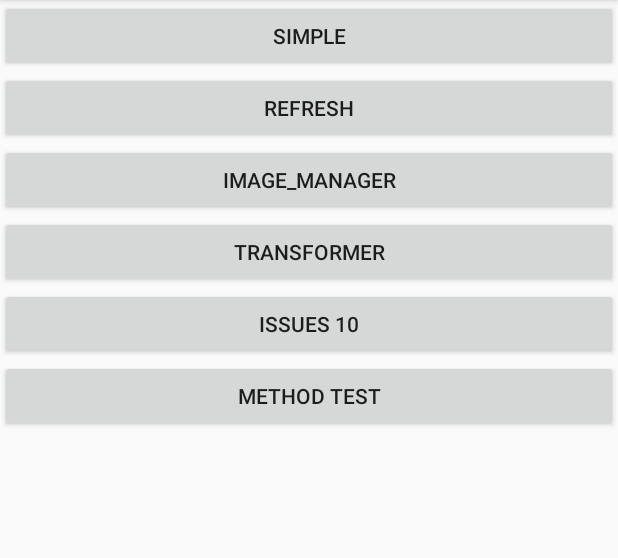
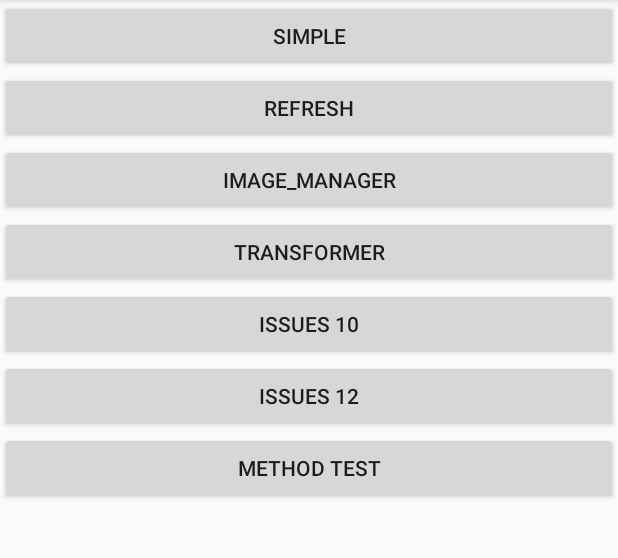
Before and after one commit to 7449/BannerLayout, an Android app: the screen it shows after launch (MainActivity), on a phone screen of 412 x 824 dp, the part 84-642 px from its top. Run offline under Robolectric (Android 15) with nearby library versions, the phone set to English and light mode, and no system bars; libraries missing offline, so code that uses them is left out: com.facebook.drawee, com.nostra13.universalimageloader; 2 statements that could not run were skipped.

Commit message:
update #12 issues

```diff
--- a/app/src/main/AndroidManifest.xml
+++ b/app/src/main/AndroidManifest.xml
@@ -24,6 +24,7 @@
         <activity android:name=".simple.TransformerActivity" />
         <activity android:name=".simple.MethodTestActivity" />
         <activity android:name=".simple.issues.Issues10Activity" />
+        <activity android:name=".simple.issues.Issues12Activity" />
     </application>
 
 </manifest>
--- a/app/src/main/java/com/bannersimple/simple/issues/Issues10Activity.java
+++ b/app/src/main/java/com/bannersimple/simple/issues/Issues10Activity.java
@@ -54,7 +54,7 @@ public class Issues10Activity extends AppCompatActivity {
     @Override
     protected void onCreate(@Nullable Bundle savedInstanceState) {
         super.onCreate(savedInstanceState);
-        setContentView(R.layout.activity_issues);
+        setContentView(R.layout.activity_issues_10);
         bannerLayout = (BannerLayout) findViewById(R.id.banner);
         bannerlnstagram = (BannerLayout) findViewById(R.id.banner_lnstagram);
         linearLayout = (LinearLayout) findViewById(R.id.ll_view);
--- /dev/null
+++ b/app/src/main/res/layout/activity_issues_12.xml
@@ -0,0 +1,5 @@
+<?xml version="1.0" encoding="utf-8"?>
+<com.bannerlayout.widget.BannerLayout xmlns:android="http://schemas.android.com/apk/res/android"
+    android:id="@+id/issues_12_banner"
+    android:layout_width="match_parent"
+    android:layout_height="match_parent" />
--- a/app/src/main/res/layout/activity_main.xml
+++ b/app/src/main/res/layout/activity_main.xml
@@ -35,6 +35,12 @@
         android:text="issues 10" />
 
     <android.support.v7.widget.AppCompatButton
+        android:id="@+id/btn_issues_12"
+        android:layout_width="match_parent"
+        android:layout_height="wrap_content"
+        android:text="issues 12" />
+
+    <android.support.v7.widget.AppCompatButton
         android:id="@+id/btn_method_test"
         android:layout_width="match_parent"
         android:layout_height="wrap_content"
--- a/gradle.properties
+++ b/gradle.properties
@@ -13,6 +13,4 @@
 # http://www.gradle.org/docs/current/userguide/multi_project_builds.html#sec:decoupled_projects
 # org.gradle.parallel=true
 #Tue Jul 25 21:14:48 CST 2017
-systemProp.http.proxyHost=127.0.0.1
 org.gradle.jvmargs=-Xmx1536m
-systemProp.http.proxyPort=1080
```
Also changed, not shown: app/src/main/java/com/bannersimple/MainActivity.java (+9 -0 lines), app/src/main/java/com/bannersimple/simple/issues/Issues12Activity.java (added, +48 -0 lines), app/src/main/res/layout/activity_issues_10.xml (renamed from app/src/main/res/layout/activity_issues.xml).
